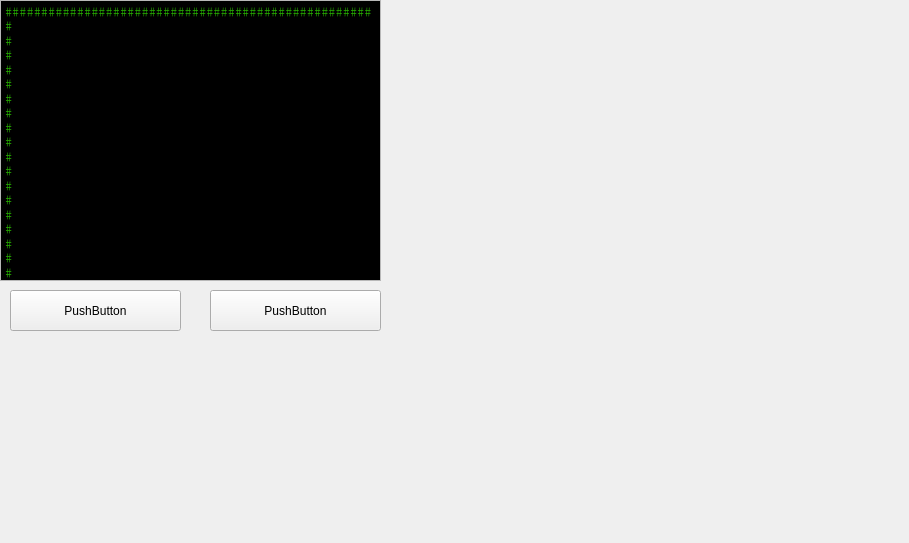
The window that pongtry/mainwindow.ui (ApTpuT/pongtry) describes before a commit, drawn with Qt 5.
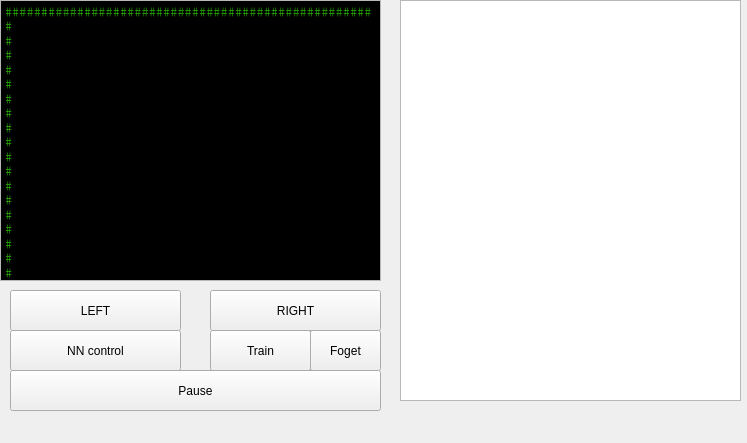
The same window after the commit.

Patch:
```diff
--- a/pongtry/mainwindow.ui
+++ b/pongtry/mainwindow.ui
@@ -6,8 +6,8 @@
    <rect>
     <x>0</x>
     <y>0</y>
-    <width>909</width>
-    <height>543</height>
+    <width>747</width>
+    <height>443</height>
    </rect>
   </property>
   <property name="windowTitle">
@@ -187,7 +187,7 @@
      </rect>
     </property>
     <property name="text">
-     <string>PushButton</string>
+     <string>LEFT</string>
     </property>
     <property name="shortcut">
      <string>A</string>
@@ -203,12 +203,74 @@
      </rect>
     </property>
     <property name="text">
-     <string>PushButton</string>
+     <string>RIGHT</string>
     </property>
     <property name="shortcut">
      <string>D</string>
     </property>
    </widget>
+   <widget class="QPushButton" name="pushButton_3">
+    <property name="geometry">
+     <rect>
+      <x>10</x>
+      <y>330</y>
+      <width>171</width>
+      <height>41</height>
+     </rect>
+    </property>
+    <property name="text">
+     <string>NN control</string>
+    </property>
+   </widget>
+   <widget class="QPushButton" name="pushButton_4">
+    <property name="geometry">
+     <rect>
+      <x>210</x>
+      <y>330</y>
+      <width>101</width>
+      <height>41</height>
+     </rect>
+    </property>
+    <property name="text">
+     <string>Train</string>
+    </property>
+   </widget>
+   <widget class="QPushButton" name="pushButton_5">
+    <property name="geometry">
+     <rect>
+      <x>310</x>
+      <y>330</y>
+      <width>71</width>
+      <height>41</height>
+     </rect>
+    </property>
+    <property name="text">
+     <string>Foget</string>
+    </property>
+   </widget>
+   <widget class="QPlainTextEdit" name="plainTextEdit_2">
+    <property name="geometry">
+     <rect>
+      <x>400</x>
+      <y>0</y>
+      <width>341</width>
+      <height>401</height>
+     </rect>
+    </property>
+   </widget>
+   <widget class="QPushButton" name="pushButton_6">
+    <property name="geometry">
+     <rect>
+      <x>10</x>
+      <y>370</y>
+      <width>371</width>
+      <height>41</height>
+     </rect>
+    </property>
+    <property name="text">
+     <string>Pause</string>
+    </property>
+   </widget>
   </widget>
  </widget>
  <layoutdefault spacing="6" margin="11"/>
```
